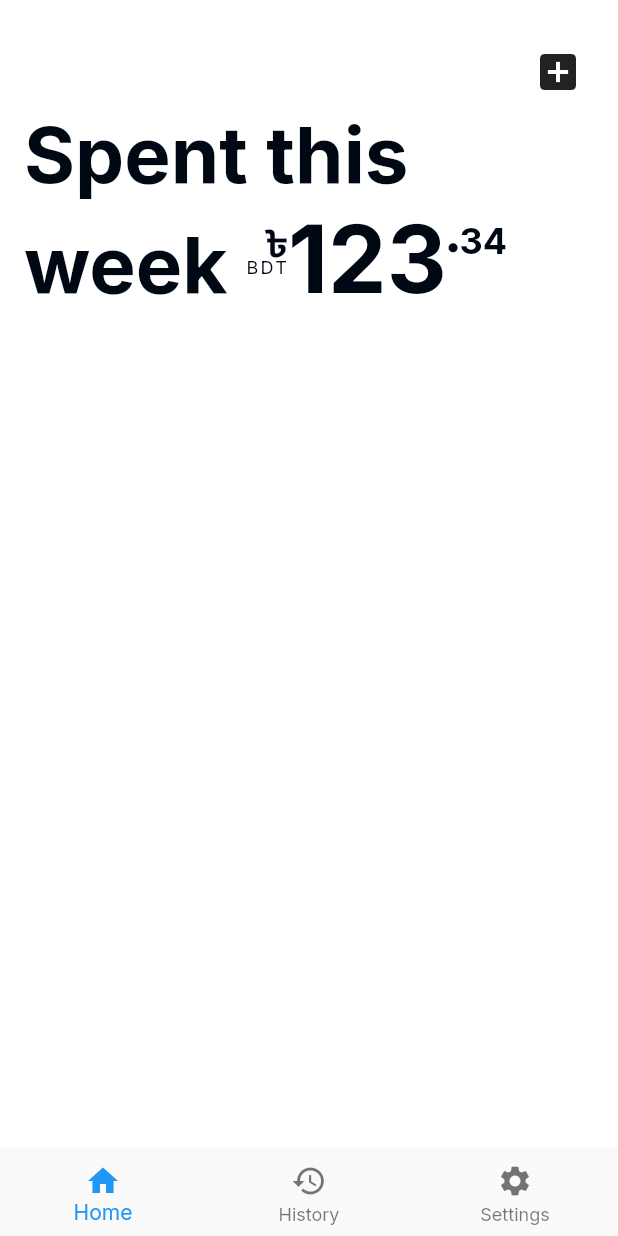
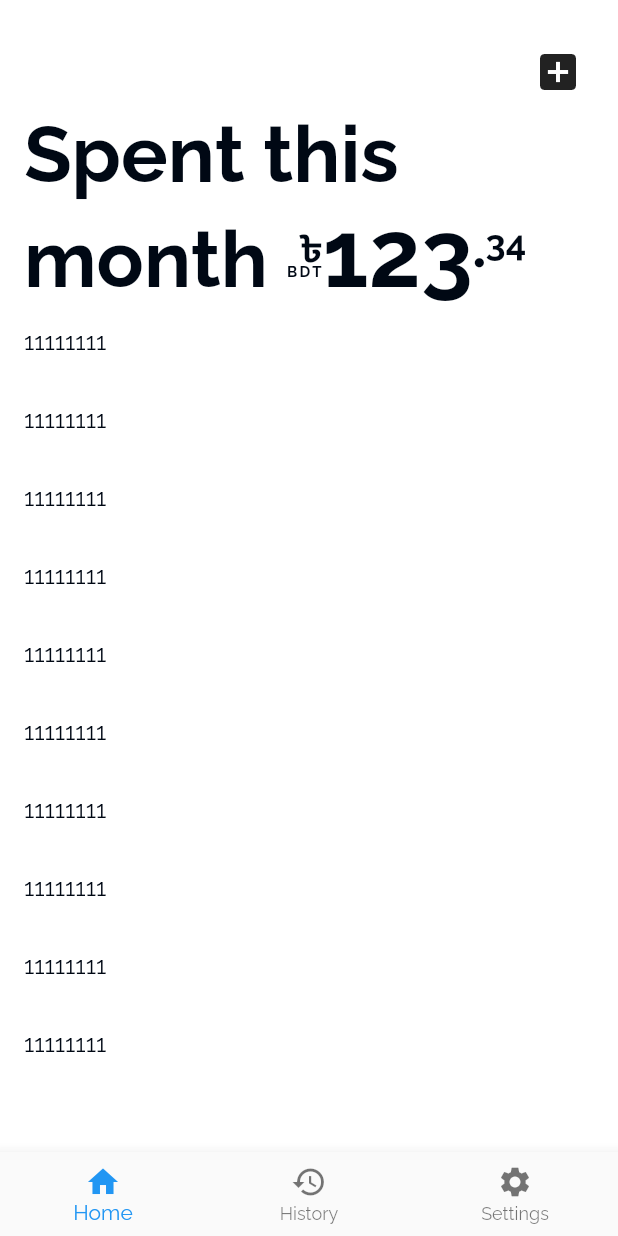
Before and after one commit to H-Zaman/Personal_Expense_Tracker, a Flutter app: the screen it shows after launch, on a phone screen of 412 x 824 dp. Run offline on Flutter 3.47's test engine with Material 2 defaults, Android fonts, the phone set to English and light mode, and no system bars; our stand-ins replace get, get_storage, google_fonts.

Commit message:
home expense view type added

```diff
--- a/lib/app.dart
+++ b/lib/app.dart
@@ -16,6 +16,7 @@ class App extends StatelessWidget {
         SplashScreen.route : (_) => SplashScreen(),
         HomeScreen.route : (_) => HomeScreen(),
       },
+      builder: (_, child) => ScrollConfiguration(behavior: _NoOverScrollGlowScrollBehavior(), child: child!),
       theme: AppTheme.light,
       darkTheme: AppTheme.dark,
       themeMode: AppTheme.currentTheme,
@@ -26,3 +27,8 @@ class App extends StatelessWidget {
     );
   }
 }
+
+class _NoOverScrollGlowScrollBehavior extends ScrollBehavior{
+  @override
+  Widget buildOverscrollIndicator(BuildContext context, Widget child, ScrollableDetails details) => child;
+}
--- a/lib/app/controller/expense_controller.dart
+++ b/lib/app/controller/expense_controller.dart
@@ -1,3 +1,4 @@
+import 'package:expensetracker/utilites/localization/translations.dart';
 import 'package:get/get.dart';
 
 class ExpenseController extends GetxController{
@@ -5,9 +6,12 @@ class ExpenseController extends GetxController{
   RxBool _loading = RxBool(true);
   bool get loading => _loading.value;
 
-  num get weekExpense {
+  num get homeExpense {
+    return 123.34;
+  }
 
-    return 123.34;
+  String get homeExpenseType{
+    return Translated.month.tr;
   }
 
   @override
--- a/lib/app/view/home_expense_view.dart
+++ b/lib/app/view/home_expense_view.dart
@@ -1,17 +1,41 @@
-import 'package:auto_size_text/auto_size_text.dart';
 import 'package:expensetracker/app/controller/expense_controller.dart';
+import 'package:expensetracker/app/view/widget/expense_list_tile.dart';
 import 'package:expensetracker/utilites/localization/translations.dart';
 import 'package:expensetracker/utilites/text_style.dart';
 import 'package:expensetracker/utilites/theme.dart';
 import 'package:flutter/material.dart';
+import 'package:flutter/rendering.dart';
 import 'package:get/get.dart';
 
-class HomeExpenseView extends StatelessWidget {
+class HomeExpenseView extends StatefulWidget {
   const HomeExpenseView({Key? key}) : super(key: key);
 
   @override
+  State<HomeExpenseView> createState() => _HomeExpenseViewState();
+}
+
+class _HomeExpenseViewState extends State<HomeExpenseView> {
+
+  ExpenseController controller = Get.put(ExpenseController());
+
+  ScrollController _scrollController = ScrollController();
+
+  RxBool expenseShowFull = RxBool(true);
+
+  @override
+  void initState() {
+    super.initState();
+    _scrollController.addListener(() {
+      if(_scrollController.position.userScrollDirection == ScrollDirection.reverse){
+        expenseShowFull(false);
+      }else{
+        expenseShowFull(true);
+      }
+    });
+  }
+
+  @override
   Widget build(BuildContext context) {
-    ExpenseController controller = Get.put(ExpenseController());
     return Container(
       padding: EdgeInsets.symmetric(horizontal: 16, vertical: 24),
       child: Obx((){
@@ -39,19 +63,21 @@ class HomeExpenseView extends StatelessWidget {
               ],
             ),
 
-            SizedBox(
-              height: Get.height * .3,
-              child: RichText(
+            AnimatedCrossFade(
+              firstCurve: Curves.bounceInOut,
+              secondCurve: Curves.bounceInOut,
+              sizeCurve: Curves.bounceInOut,
+              firstChild: RichText(
                 text: TextSpan(
                   text: Translated.spentThisObj.trParams({
-                    'obj' : Translated.week.tr
-                  }),
+                      'obj' : controller.homeExpenseType
+                    }),
                   style: AppTextStyle.headline2(context),
                   children: [
                     WidgetSpan(child: SizedBox(width: 12)),
                     WidgetSpan(
                       child: Transform.translate(
-                        offset: const Offset(0.0, -24.0),
+                        offset: const Offset(0.0, -18.0),
                         child: Column(
                           crossAxisAlignment: CrossAxisAlignment.end,
                           children: [
@@ -65,7 +91,8 @@ class HomeExpenseView extends StatelessWidget {
                             Text(
                               Translated.bdt.tr,
                               style: AppTextStyle.extraSmall(context).copyWith(
-                                height: .7
+                                height: .7,
+                                fontWeight: FontWeight.bold
                               )
                             ),
                           ],
@@ -73,12 +100,12 @@ class HomeExpenseView extends StatelessWidget {
                       ),
                     ),
                     TextSpan(
-                      text: controller.weekExpense.toString().split('.').first,
+                      text: controller.homeExpense.toString().split('.').first,
                       style: AppTextStyle.headline(context),
                     ),
                     WidgetSpan(
                       child: Transform.translate(
-                        offset: const Offset(0.0, -34.0),
+                        offset: const Offset(0.0, -20.0),
                         child: Text(
                           '●',
                           style: AppTextStyle.small(context),
@@ -87,9 +114,9 @@ class HomeExpenseView extends StatelessWidget {
                     ),
                     WidgetSpan(
                       child: Transform.translate(
-                        offset: const Offset(0.0, -32.0),
+                        offset: const Offset(0.0, -28.0),
                         child: Text(
-                          controller.weekExpense.toString().split('.').last,
+                          controller.homeExpense.toString().split('.').last,
                           style: AppTextStyle.title(context).copyWith(
                             fontWeight: FontWeight.bold
                           ),
@@ -100,8 +127,77 @@ class HomeExpenseView extends StatelessWidget {
                 ),
                 maxLines: 2,
               ),
+              secondChild: Column(
+                children: [
+                  Text(
+                    Translated.spentThisObj.trParams({
+                      'obj' : controller.homeExpenseType
+                    }),
+                    style: AppTextStyle.small(context),
+                  ),
+                  SizedBox(height: 4),
+                  Row(
+                    mainAxisAlignment: MainAxisAlignment.center,
+                    crossAxisAlignment: CrossAxisAlignment.start,
+                    children: [
+                      Column(
+                        crossAxisAlignment: CrossAxisAlignment.end,
+                        children: [
+                          SizedBox(height: 14),
+                          Text(
+                            '৳',
+                            style: AppTextStyle.title(context).copyWith(
+                              fontWeight: FontWeight.bold,
+                              height: .7
+                            ),
+                          ),
+                          Text(
+                            Translated.bdt.tr,
+                            style: AppTextStyle.extraSmall(context).copyWith(
+                              height: .7,
+                              fontWeight: FontWeight.bold
+                            )
+                          ),
+                        ],
+                      ),
+                      Text(
+                        controller.homeExpense.toString().split('.').first,
+                        style: AppTextStyle.headline(context).copyWith(
+                          height: .9
+                        ),
+                      ),
+                      Padding(
+                        padding: EdgeInsets.only(top: 20),
+                        child: Text(
+                          '●',
+                          style: AppTextStyle.small(context),
+                        ),
+                      ),
+                      Text(
+                        controller.homeExpense.toString().split('.').last,
+                        style: AppTextStyle.title(context).copyWith(
+                          fontWeight: FontWeight.bold
+                        )
+                      )
+                    ],
+                  ),
+                ],
+              ),
+              crossFadeState: expenseShowFull.value ? CrossFadeState.showFirst : CrossFadeState.showSecond,
+              duration: Duration(milliseconds: 400),
+              reverseDuration: Duration(milliseconds: 400),
             ),
 
+            SizedBox(height: 12),
+
+            Expanded(
+              child: ListView.builder(
+                controller: _scrollController,
+                itemCount: 20,
+                shrinkWrap: true,
+                itemBuilder: (_, index) => ExpenseListTile(),
+              ),
+            )
           ],
         );
       }),
--- /dev/null
+++ b/lib/app/view/widget/expense_list_tile.dart
@@ -0,0 +1,16 @@
+import 'package:flutter/material.dart';
+
+class ExpenseListTile extends StatelessWidget {
+  const ExpenseListTile({Key? key}) : super(key: key);
+
+  @override
+  Widget build(BuildContext context) {
+    return Container(
+      height: 52,
+      width: double.infinity,
+      child: Text(
+        '11111111'
+      ),
+    );
+  }
+}
--- a/lib/utilites/theme.dart
+++ b/lib/utilites/theme.dart
@@ -18,7 +18,7 @@ class AppTheme{
 
   static ThemeData light = ThemeData(
     scaffoldBackgroundColor: Colors.white,
-    textTheme: GoogleFonts.interTextTheme(TextTheme(
+    textTheme: GoogleFonts.ralewayTextTheme(TextTheme(
       /// headline
       labelLarge: TextStyle(
         color: AppColors.dark,
@@ -54,13 +54,13 @@ class AppTheme{
       /// extra-small
       labelSmall: TextStyle(
         color: AppColors.dark,
-        fontSize: 12
+        fontSize: 10
       ),
     ))
   );
   static ThemeData dark = ThemeData(
     scaffoldBackgroundColor: AppColors.dark,
-    textTheme: GoogleFonts.interTextTheme(TextTheme(
+    textTheme: GoogleFonts.ralewayTextTheme(TextTheme(
       /// headline
       labelLarge: TextStyle(
         color: Colors.white,
@@ -96,7 +96,7 @@ class AppTheme{
       /// extra-small
       labelSmall: TextStyle(
         color: Colors.white,
-        fontSize: 12
+        fontSize: 10
       ),
     ))
   );
```
